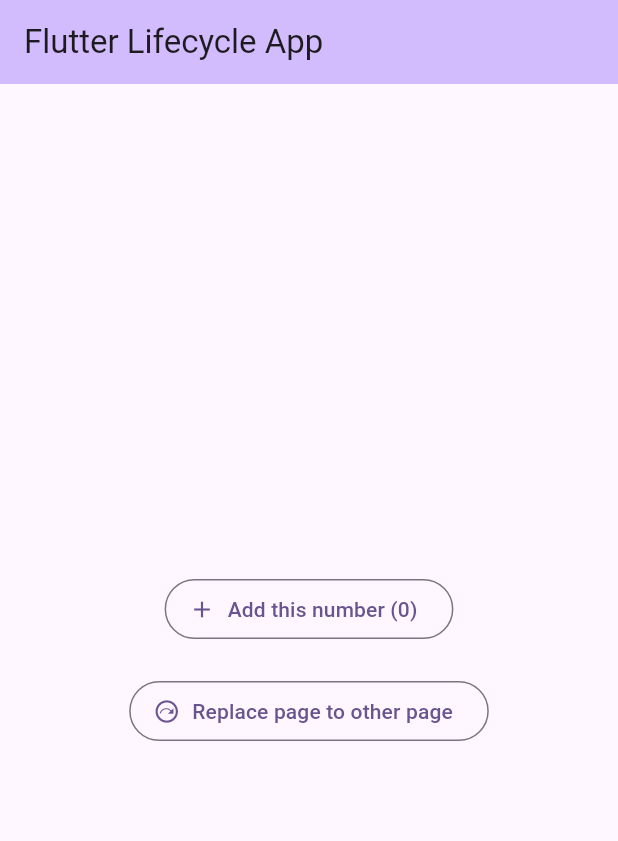
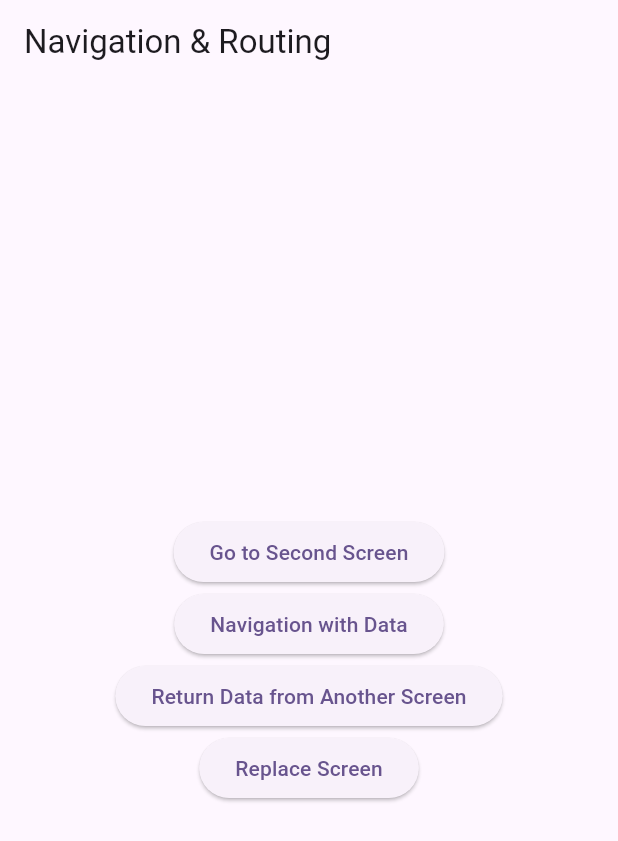
Before and after one commit to Yosua13/belajar-fundamental-aplikasi-flutter, a Flutter app: the screen it shows after launch, on a phone screen of 412 x 824 dp. Shown: the top 841 px of the screen. Run offline on Flutter 3.47's test engine with Material 3 defaults, Android fonts, the phone set to English and light mode, and no system bars.

Commit message:
navigation and routing

```diff
--- /dev/null
+++ b/lib/1_fundamental_flutter/4_navigation_routing/first_screen.dart
@@ -0,0 +1,51 @@
+import 'package:flutter/material.dart';
+
+class FirstScreen extends StatelessWidget {
+  const FirstScreen({super.key});
+
+  @override
+  Widget build(BuildContext context) {
+    return Scaffold(
+      appBar: AppBar(
+        title: const Text('Navigation & Routing'),
+      ),
+      body: Center(
+        child: Column(
+          mainAxisAlignment: MainAxisAlignment.center,
+          children: <Widget>[
+            ElevatedButton(
+              child: const Text('Go to Second Screen'),
+              onPressed: () {
+                Navigator.pushNamed(context, '/second');
+              },
+            ),
+            ElevatedButton(
+              child: const Text('Navigation with Data'),
+              onPressed: () {
+                Navigator.pushNamed(context, '/second-with-data',
+                    arguments: 'Hello from first screen!');
+              },
+            ),
+            ElevatedButton(
+              child: const Text('Return Data from Another Screen'),
+              onPressed: () async {
+                final result =
+                    await Navigator.pushNamed(context, '/return-data');
+
+                if (!context.mounted || result is! String) return;
+                SnackBar snackBar = SnackBar(content: Text(result));
+                ScaffoldMessenger.of(context).showSnackBar(snackBar);
+              },
+            ),
+            ElevatedButton(
+              child: const Text('Replace Screen'),
+              onPressed: () {
+                Navigator.pushNamed(context, '/replacement');
+              },
+            ),
+          ],
+        ),
+      ),
+    );
+  }
+}
--- /dev/null
+++ b/lib/1_fundamental_flutter/4_navigation_routing/replacement_screen.dart
@@ -0,0 +1,18 @@
+import 'package:flutter/material.dart';
+
+class ReplacementScreen extends StatelessWidget {
+  const ReplacementScreen({super.key});
+  @override
+  Widget build(BuildContext context) {
+    return Scaffold(
+      body: Center(
+        child: ElevatedButton(
+          child: const Text('Open Another Screen'),
+          onPressed: () {
+            Navigator.pushReplacementNamed(context, '/another');
+          },
+        ),
+      ),
+    );
+  }
+}
--- /dev/null
+++ b/lib/1_fundamental_flutter/4_navigation_routing/second_screen_with_data.dart
@@ -0,0 +1,27 @@
+import 'package:flutter/material.dart';
+
+class SecondScreenWithData extends StatelessWidget {
+  const SecondScreenWithData({super.key, required this.data});
+
+  final String data;
+
+  @override
+  Widget build(BuildContext context) {
+    return Scaffold(
+      body: Center(
+        child: Column(
+          mainAxisAlignment: MainAxisAlignment.center,
+          children: <Widget>[
+            Text(data),
+            ElevatedButton(
+              child: const Text('Back'),
+              onPressed: () {
+                Navigator.pop(context);
+              },
+            ),
+          ],
+        ),
+      ),
+    );
+  }
+}
--- a/lib/main.dart
+++ b/lib/main.dart
@@ -1,5 +1,11 @@
 import 'package:flutter/material.dart';
 import 'package:training/1_fundamental_flutter/3_latihan_penerapan_lifecycle/my_stateful_widget_page.dart';
+import 'package:training/1_fundamental_flutter/4_navigation_routing/another_screen.dart';
+import 'package:training/1_fundamental_flutter/4_navigation_routing/first_screen.dart';
+import 'package:training/1_fundamental_flutter/4_navigation_routing/replacement_screen.dart';
+import 'package:training/1_fundamental_flutter/4_navigation_routing/return_data_screen.dart';
+import 'package:training/1_fundamental_flutter/4_navigation_routing/second_screen.dart';
+import 'package:training/1_fundamental_flutter/4_navigation_routing/second_screen_with_data.dart';
 
 void main() {
   runApp(const MyApp());
@@ -43,7 +49,17 @@
         colorScheme: ColorScheme.fromSeed(seedColor: Colors.deepPurple),
         useMaterial3: true,
       ),
-      home: const MyStatefulWidget(),
+      initialRoute: '/',
+      routes: {
+        '/': (context) => const FirstScreen(),
+        '/second': (context) => const SecondScreen(),
+        '/second-with-data': (context) => SecondScreenWithData(
+              data: ModalRoute.of(context)?.settings.arguments as String,
+            ),
+        '/return-data': (context) => const ReturnDataScreen(),
+        '/replacement': (context) => const ReplacementScreen(),
+        '/another': (context) => const AnotherScreen(),
+      },
     );
   }
 }
```
Also changed, not shown: lib/1_fundamental_flutter/4_navigation_routing/another_screen.dart (added, +25 -0 lines), lib/1_fundamental_flutter/4_navigation_routing/return_data_screen.dart (added, +43 -0 lines), lib/1_fundamental_flutter/4_navigation_routing/second_screen.dart (added, +19 -0 lines).
